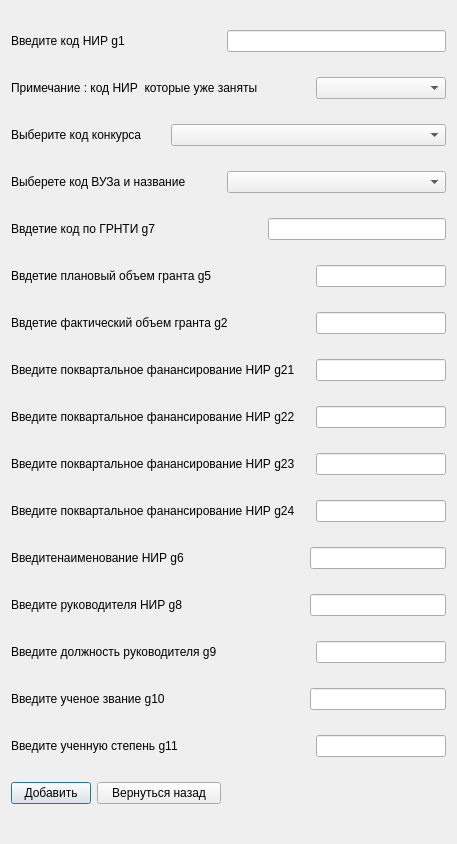
Old version of the form AddRowWindow.ui in the repository BITLIFASON/Support_Of_Competitions_For_Grants.
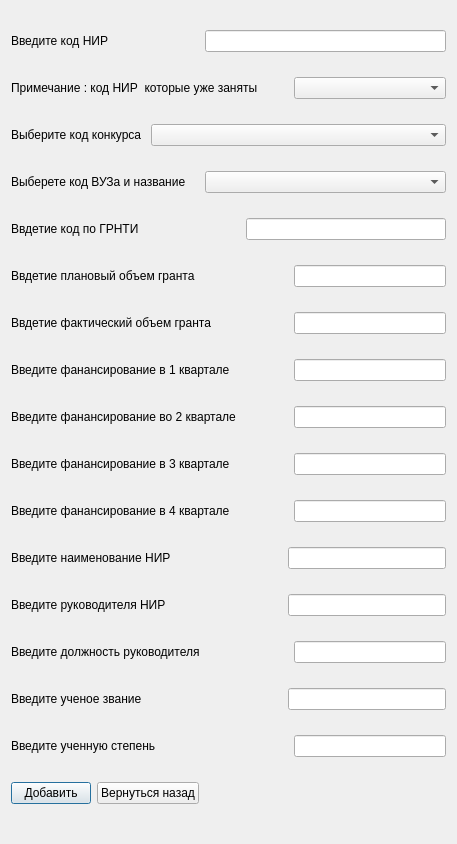
New version of the form.

The edit to the form file:
```diff
--- a/AddRowWindow.ui
+++ b/AddRowWindow.ui
@@ -17,7 +17,7 @@
    <item row="0" column="0" colspan="2">
     <widget class="QLabel" name="label">
      <property name="text">
-      <string>Введите код НИР g1</string>
+      <string>Введите код НИР</string>
      </property>
     </widget>
    </item>
@@ -57,7 +57,7 @@
    <item row="4" column="0" colspan="2">
     <widget class="QLabel" name="label_5">
      <property name="text">
-      <string>Ввдетие код по ГРНТИ g7</string>
+      <string>Ввдетие код по ГРНТИ</string>
      </property>
     </widget>
    </item>
@@ -67,7 +67,7 @@
    <item row="5" column="0" colspan="3">
     <widget class="QLabel" name="label_6">
      <property name="text">
-      <string>Ввдетие плановый объем гранта g5</string>
+      <string>Ввдетие плановый объем гранта</string>
      </property>
     </widget>
    </item>
@@ -77,7 +77,7 @@
    <item row="6" column="0" colspan="4">
     <widget class="QLabel" name="label_7">
      <property name="text">
-      <string>Ввдетие фактический объем гранта g2</string>
+      <string>Ввдетие фактический объем гранта</string>
      </property>
     </widget>
    </item>
@@ -87,7 +87,7 @@
    <item row="7" column="0" colspan="6">
     <widget class="QLabel" name="label_8">
      <property name="text">
-      <string>Введите поквартальное фанансирование НИР g21</string>
+      <string>Введите фанансирование в 1 квартале</string>
      </property>
     </widget>
    </item>
@@ -97,7 +97,7 @@
    <item row="8" column="0" colspan="6">
     <widget class="QLabel" name="label_9">
      <property name="text">
-      <string>Введите поквартальное фанансирование НИР g22</string>
+      <string>Введите фанансирование во 2 квартале</string>
      </property>
     </widget>
    </item>
@@ -107,7 +107,7 @@
    <item row="9" column="0" colspan="6">
     <widget class="QLabel" name="label_10">
      <property name="text">
-      <string>Введите поквартальное фанансирование НИР g23</string>
+      <string>Введите фанансирование в 3 квартале</string>
      </property>
     </widget>
    </item>
@@ -117,7 +117,7 @@
    <item row="10" column="0" colspan="6">
     <widget class="QLabel" name="label_11">
      <property name="text">
-      <string>Введите поквартальное фанансирование НИР g24</string>
+      <string>Введите фанансирование в 4 квартале</string>
      </property>
     </widget>
    </item>
@@ -127,7 +127,7 @@
    <item row="11" column="0" colspan="3">
     <widget class="QLabel" name="label_12">
      <property name="text">
-      <string>Введитенаименование НИР g6</string>
+      <string>Введите наименование НИР</string>
      </property>
     </widget>
    </item>
@@ -137,7 +137,7 @@
    <item row="12" column="0" colspan="3">
     <widget class="QLabel" name="label_13">
      <property name="text">
-      <string>Введите руководителя НИР g8</string>
+      <string>Введите руководителя НИР</string>
      </property>
     </widget>
    </item>
@@ -147,7 +147,7 @@
    <item row="13" column="0" colspan="4">
     <widget class="QLabel" name="label_14">
      <property name="text">
-      <string>Введите должность руководителя g9</string>
+      <string>Введите должность руководителя</string>
      </property>
     </widget>
    </item>
@@ -157,7 +157,7 @@
    <item row="14" column="0" colspan="2">
     <widget class="QLabel" name="label_15">
      <property name="text">
-      <string>Введите ученое звание g10</string>
+      <string>Введите ученое звание</string>
      </property>
     </widget>
    </item>
@@ -167,7 +167,7 @@
    <item row="15" column="0" colspan="3">
     <widget class="QLabel" name="label_16">
      <property name="text">
-      <string>Введите ученную степень g11</string>
+      <string>Введите ученную степень</string>
      </property>
     </widget>
    </item>
```
